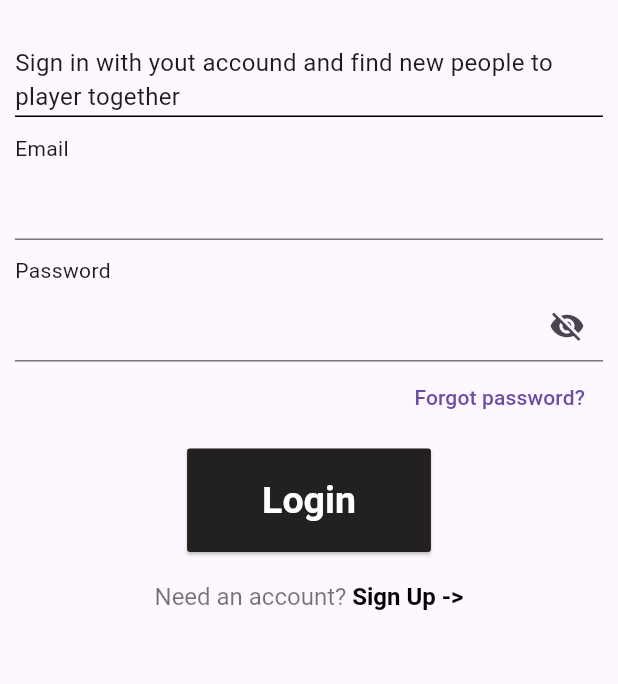
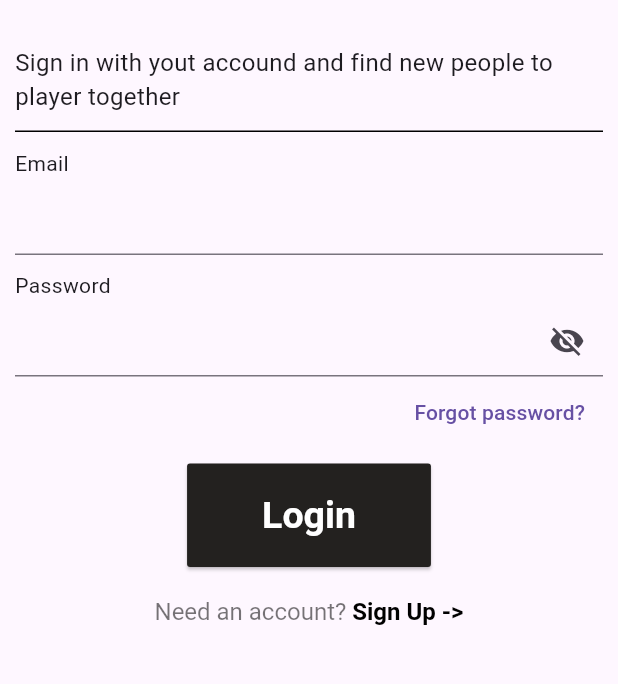
Before and after one commit to Ohlavrac/player2, a Flutter app: the screen it shows after launch, after a tap on "Go Login Page", on a phone screen of 412 x 824 dp, the part 402-1086 px from its top. Run offline on Flutter 3.47's test engine with Material 3 defaults, Android fonts, the phone set to English and light mode, and no system bars; our stand-ins replace cloud_firestore, firebase_auth, firebase_core; accounts and stored records are empty; generated files the repository leaves out were written again.

Commit message:
style: add a padding in login title

```diff
--- /dev/null
+++ b/devtools_options.yaml
@@ -0,0 +1,3 @@
+description: This file stores settings for Dart & Flutter DevTools.
+documentation: https://docs.flutter.dev/tools/devtools/extensions#configure-extension-enablement-states
+extensions:
--- a/lib/presentation/ui/login/login_page.dart
+++ b/lib/presentation/ui/login/login_page.dart
@@ -68,8 +68,10 @@ class _LoginViewState extends State<LoginView> {
             Text("Welcome", style: TextStyle(fontSize: 60, fontWeight: FontWeight.bold),),
             Text("Back", style: TextStyle(fontSize: 60, fontWeight: FontWeight.bold),),
             Text("Player", style: TextStyle(fontSize: 60, fontWeight: FontWeight.bold),),
-            SizedBox(height: 30,),
-            Text("Sign in with yout accound and find new people to player together", style: TextStyle(fontSize: 16),),
+            Padding(
+              padding: const EdgeInsets.only(top: 30, bottom: 10),
+              child: Text("Sign in with yout accound and find new people to player together", style: TextStyle(fontSize: 16),),
+            ),
             Divider(
               height: 3,
               color: Colors.black,
```
